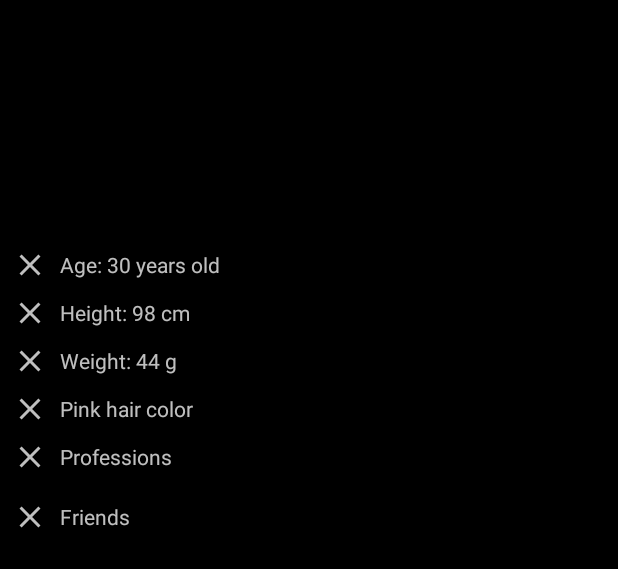
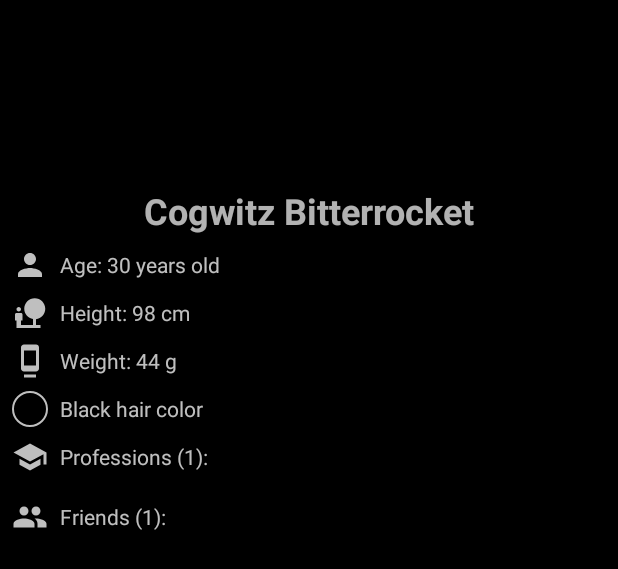
Before and after one commit to AlfredoBejarano/Brastlewark, an Android app: the layout activity_gnome.xml on its own in the app's theme, with its tools: preview values and no code run, on a phone screen of 412 x 824 dp. Shown: the top 569 px of the screen. Run offline under Robolectric (Android 15) with nearby library versions, the phone set to English and light mode, and no system bars; network calls fail.

Commit message:
Add GnomeDetails to GnomeDetailsActivity.kt

```diff
--- a/app/src/main/AndroidManifest.xml
+++ b/app/src/main/AndroidManifest.xml
@@ -11,6 +11,7 @@
         android:roundIcon="@mipmap/ic_launcher_round"
         android:supportsRtl="true"
         android:theme="@style/AppTheme">
+        <activity android:name=".GnomeActivity"></activity>
         <activity android:name=".SplashActivity">
             <intent-filter>
                 <action android:name="android.intent.action.MAIN" />
--- a/app/src/main/java/me/alfredobejarano/brastlewark/utils/String.kt
+++ b/app/src/main/java/me/alfredobejarano/brastlewark/utils/String.kt
@@ -23,3 +23,9 @@ fun List<String>.asString() = StringBuilder().also { builder ->
 fun String.asList() = this.split(SEPARATOR).toList().filter { it.isNotEmpty() }.sortedBy { it }
 
 fun String.getFileNameFromURL() = split("/").last()
+
+fun List<String>.asCleanString() = this.map { it.replace(" T", "T") }.sortedBy { it }
+    .toString()
+    .replace("[", "")
+    .replace(", ]", "")
+    .replace("]", "")
--- a/app/src/main/java/me/alfredobejarano/brastlewark/utils/di/Injector.kt
+++ b/app/src/main/java/me/alfredobejarano/brastlewark/utils/di/Injector.kt
@@ -6,6 +6,7 @@ import me.alfredobejarano.brastlewark.datasource.local.SharedPreferencesDataSour
 import me.alfredobejarano.brastlewark.datasource.network.GnomeApiService
 import me.alfredobejarano.brastlewark.repository.CachedPhotoRepository
 import me.alfredobejarano.brastlewark.repository.GnomeRepository
+import me.alfredobejarano.brastlewark.viewmodel.GnomeDetailsViewModel
 import me.alfredobejarano.brastlewark.viewmodel.GnomeListViewModel
 
 class Injector private constructor(app: Application) {
@@ -40,4 +41,7 @@ class Injector private constructor(app: Application) {
 
     fun provideGnomeListViewModelFactory() =
         GnomeListViewModel.Factory(gnomeRepository, cachedPhotoRepository)
+
+    fun provideGnomeDetailsViewModelFactory() =
+        GnomeDetailsViewModel.Factory(gnomeRepository, cachedPhotoRepository)
 }
--- a/app/src/main/java/me/alfredobejarano/brastlewark/viewmodel/GnomeListViewModel.kt
+++ b/app/src/main/java/me/alfredobejarano/brastlewark/viewmodel/GnomeListViewModel.kt
@@ -84,7 +84,7 @@ class GnomeListViewModel(
     }
 
     fun getGnomePicture(src: String) = MutableLiveData<Bitmap>().apply {
-        cachedPhotoRepository.getPicture(src) { postValue(it.first) }
+        runOnWorkerThread { cachedPhotoRepository.getPicture(src) { postValue(it.first) } }
     } as LiveData<Bitmap>
 
     class Factory(
--- /dev/null
+++ b/app/src/main/res/drawable/ic_dock_weight_24dp.xml
@@ -0,0 +1,5 @@
+<vector android:height="24dp" android:tint="#FFFFFF"
+    android:viewportHeight="24.0" android:viewportWidth="24.0"
+    android:width="24dp" xmlns:android="http://schemas.android.com/apk/res/android">
+    <path android:fillColor="#FF000000" android:pathData="M8,23h8v-2L8,21v2zM16,1.01L8,1c-1.1,0 -2,0.9 -2,2v14c0,1.1 0.9,2 2,2h8c1.1,0 2,-0.9 2,-2L18,3c0,-1.1 -0.9,-1.99 -2,-1.99zM16,15L8,15L8,5h8v10z"/>
+</vector>
--- /dev/null
+++ b/app/src/main/res/drawable/ic_nature_people_white_24dp.xml
@@ -0,0 +1,5 @@
+<vector android:height="24dp" android:tint="#FFFFFF"
+    android:viewportHeight="24.0" android:viewportWidth="24.0"
+    android:width="24dp" xmlns:android="http://schemas.android.com/apk/res/android">
+    <path android:fillColor="#FF000000" android:pathData="M22.17,9.17c0,-3.87 -3.13,-7 -7,-7s-7,3.13 -7,7c0,3.47 2.52,6.34 5.83,6.89V20H6v-3h1v-4c0,-0.55 -0.45,-1 -1,-1H3c-0.55,0 -1,0.45 -1,1v4h1v5h16v-2h-3v-3.88c3.47,-0.41 6.17,-3.36 6.17,-6.95zM4.5,11c0.83,0 1.5,-0.67 1.5,-1.5S5.33,8 4.5,8 3,8.67 3,9.5 3.67,11 4.5,11z"/>
+</vector>
--- /dev/null
+++ b/app/src/main/res/drawable/ic_person_white_24dp.xml
@@ -0,0 +1,5 @@
+<vector android:height="24dp" android:tint="#FFFFFF"
+    android:viewportHeight="24.0" android:viewportWidth="24.0"
+    android:width="24dp" xmlns:android="http://schemas.android.com/apk/res/android">
+    <path android:fillColor="#FF000000" android:pathData="M12,12c2.21,0 4,-1.79 4,-4s-1.79,-4 -4,-4 -4,1.79 -4,4 1.79,4 4,4zM12,14c-2.67,0 -8,1.34 -8,4v2h16v-2c0,-2.66 -5.33,-4 -8,-4z"/>
+</vector>
--- a/app/src/main/res/layout/activity_gnome.xml
+++ b/app/src/main/res/layout/activity_gnome.xml
@@ -37,8 +37,10 @@
                 android:alpha="0.7"
                 android:gravity="center"
                 android:maxLines="1"
+                android:text="@{gnome.name}"
                 android:textSize="24sp"
-                android:textStyle="bold" />
+                android:textStyle="bold"
+                tools:text="Cogwitz Bitterrocket" />
 
             <TextView
                 android:id="@+id/gnomeAge"
@@ -47,7 +49,7 @@
                 android:layout_below="@id/gnomeName"
                 android:layout_marginTop="8dp"
                 android:alpha="0.75"
-                android:drawableStart="@drawable/ic_close_white_24dp"
+                android:drawableStart="@drawable/ic_person_white_24dp"
                 android:drawablePadding="8dp"
                 android:gravity="start|center_vertical"
                 android:text="@{String.format(@string/gnome_age, gnome.age)}"
@@ -60,7 +62,7 @@
                 android:layout_below="@id/gnomeAge"
                 android:layout_marginTop="8dp"
                 android:alpha="0.75"
-                android:drawableStart="@drawable/ic_close_white_24dp"
+                android:drawableStart="@drawable/ic_nature_people_white_24dp"
                 android:drawablePadding="8dp"
                 android:gravity="start|center_vertical"
                 android:text="@{String.format(@string/gnome_height, gnome.height)}"
@@ -73,7 +75,7 @@
                 android:layout_below="@id/gnomeHeight"
                 android:layout_marginTop="8dp"
                 android:alpha="0.75"
-                android:drawableStart="@drawable/ic_close_white_24dp"
+                android:drawableStart="@drawable/ic_dock_weight_24dp"
                 android:drawablePadding="8dp"
                 android:gravity="start|center_vertical"
                 android:text="@{String.format(@string/gnome_weight, gnome.weight)}"
@@ -86,11 +88,11 @@
                 android:layout_below="@id/gnomeWeight"
                 android:layout_marginTop="8dp"
                 android:alpha="0.75"
-                android:drawableStart="@drawable/ic_close_white_24dp"
+                android:drawableStart="@drawable/shape_hair_color_indicator"
                 android:drawablePadding="8dp"
                 android:gravity="start|center_vertical"
                 android:text="@{String.format(@string/gnome_hair_color, gnome.hairColor)}"
-                tools:text="Pink hair color" />
+                tools:text="Black hair color" />
 
             <TextView
                 android:id="@+id/gnomeProfessions"
@@ -99,19 +101,22 @@
                 android:layout_below="@id/gnomeHairColor"
                 android:layout_marginTop="8dp"
                 android:alpha="0.75"
-                android:drawableStart="@drawable/ic_close_white_24dp"
+                android:drawableStart="@drawable/ic_school_white_24dp"
                 android:drawablePadding="8dp"
                 android:gravity="start|center_vertical"
-                android:text="@string/professions" />
+                android:text="@string/professions"
+                tools:text="Professions (1):" />
 
-            <ListView
+            <LinearLayout
+                android:layout_marginStart="8dp"
                 android:id="@+id/gnomeProfessionsList"
                 android:layout_width="match_parent"
                 android:layout_height="wrap_content"
                 android:layout_below="@id/gnomeProfessions"
                 android:layout_alignParentStart="true"
                 android:layout_alignParentEnd="true"
-                android:layout_marginTop="8dp" />
+                android:layout_marginTop="8dp"
+                android:orientation="vertical" />
 
             <TextView
                 android:id="@+id/gnomeFriends"
@@ -120,19 +125,22 @@
                 android:layout_below="@id/gnomeProfessionsList"
                 android:layout_marginTop="8dp"
                 android:alpha="0.75"
-                android:drawableStart="@drawable/ic_close_white_24dp"
+                android:drawableStart="@drawable/ic_group_white_24dp"
                 android:drawablePadding="8dp"
                 android:gravity="start|center_vertical"
-                android:text="@string/friends" />
+                android:text="@string/friends"
+                tools:text="Friends (1):" />
 
-            <ListView
+            <LinearLayout
+                android:layout_marginStart="8dp"
                 android:id="@+id/gnomeFriendsList"
                 android:layout_width="match_parent"
                 android:layout_height="wrap_content"
                 android:layout_below="@id/gnomeFriends"
                 android:layout_alignParentStart="true"
                 android:layout_alignParentEnd="true"
-                android:layout_marginTop="8dp" />
+                android:layout_marginTop="8dp"
+                android:orientation="vertical" />
 
         </RelativeLayout>
     </ScrollView>
```
Also changed, not shown: app/src/main/java/me/alfredobejarano/brastlewark/GnomeActivity.kt (added, +120 -0 lines), app/src/main/java/me/alfredobejarano/brastlewark/SplashActivity.kt (+17 -15 lines), app/src/main/java/me/alfredobejarano/brastlewark/datasource/local/GnomeDataBaseHelper.kt (+7 -4 lines), app/src/main/java/me/alfredobejarano/brastlewark/utils/ImageView.kt (added, +12 -0 lines), app/src/main/java/me/alfredobejarano/brastlewark/viewmodel/GnomeDetailsViewModel.kt (added, +34 -0 lines).
